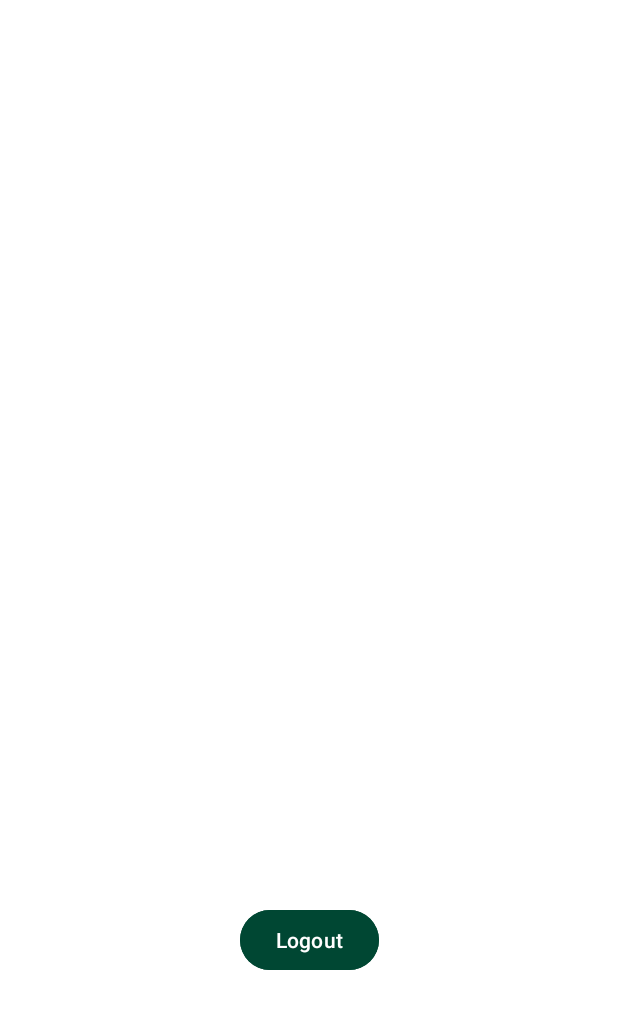
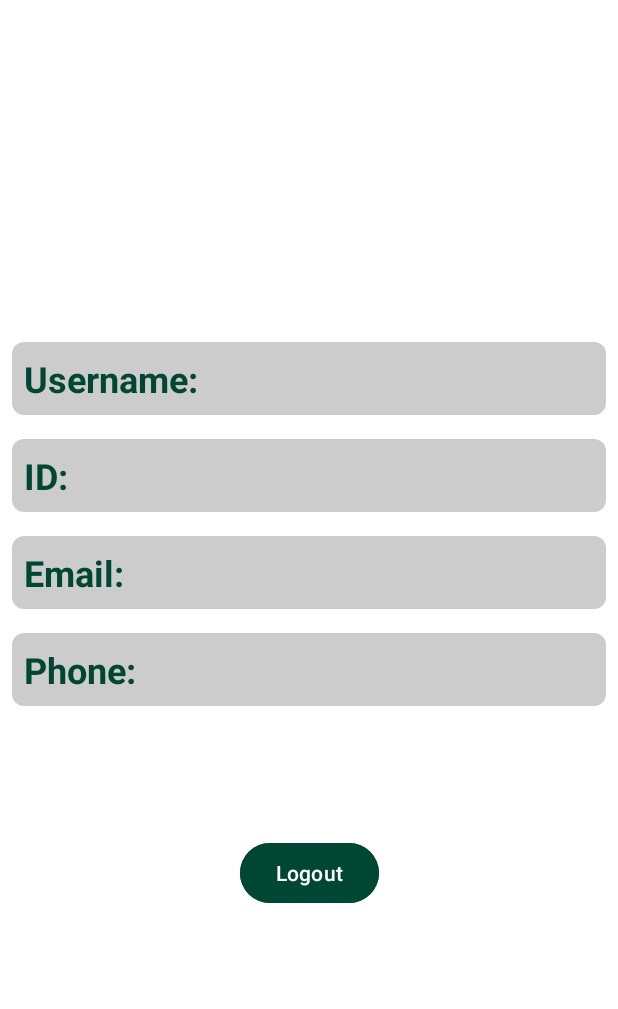
Before and after one commit to MultimacPT/Estagiarios2023, an Android app: the Dashboard screen opened directly, with no data from a screen before it, on a phone screen of 412 x 824 dp. Shown: the top 1009 px of the screen. Run offline under Robolectric (Android 15) with nearby library versions, the phone set to English and light mode, and no system bars; network calls fail; Roboto replaces fonts that are not available here.

Commit message:
Puxar dados do CRM.

```diff
--- a/Natura/app/src/main/java/com/example/natura/Dashboard.java
+++ b/Natura/app/src/main/java/com/example/natura/Dashboard.java
@@ -7,7 +7,6 @@ import androidx.appcompat.app.AppCompatActivity;
 import android.annotation.SuppressLint;
 import android.content.DialogInterface;
 import android.content.Intent;
-import android.os.Build;
 import android.os.Bundle;
 import android.view.View;
 import android.widget.Button;
@@ -16,8 +15,11 @@ import android.widget.TextView;
 public class Dashboard extends AppCompatActivity {
 
     TextView user;
+    TextView id;
+    TextView email;
+    TextView phone;
     SessionManager sessionManager;
-    Button lognout;
+    Button logout;
 
     @SuppressLint("MissingInflatedId")
     @Override
@@ -28,14 +30,26 @@ public class Dashboard extends AppCompatActivity {
         sessionManager = new SessionManager(getApplicationContext());
 
 
-        user = findViewById(R.id.textView);
-        lognout = findViewById(R.id.button);
+        user = findViewById(R.id.tvUsername);
+        id = findViewById(R.id.tvId);
+        email = findViewById(R.id.tvEmail);
+        phone = findViewById(R.id.tvPhone);
+        logout = findViewById(R.id.button);
 
 
-        String sUsername = sessionManager.getusername();
+        String sUsername = sessionManager.getUsername();
         user.setText(sUsername);
 
-        lognout.setOnClickListener(new View.OnClickListener() {
+        String sId = sessionManager.getId();
+        id.setText(sId);
+
+        String sEmail = sessionManager.getEmail();
+        email.setText(sEmail);
+
+        String sPhone = sessionManager.getPhone();
+        phone.setText(sPhone);
+
+        logout.setOnClickListener(new View.OnClickListener() {
             @Override
             public void onClick(View v) {
                 AlertDialog.Builder builder = new AlertDialog.Builder(v.getContext(), R.style.AlertDialogCustom);
@@ -45,8 +59,8 @@ public class Dashboard extends AppCompatActivity {
                 builder.setPositiveButton("Sim", new DialogInterface.OnClickListener() {
                     @Override
                     public void onClick(DialogInterface dialog, int which) {
-                        sessionManager.setlogin(false);
-                        sessionManager.setusername("");
+                        sessionManager.setLogin(false);
+                        sessionManager.setUsername("");
                         startActivity(new Intent(getApplicationContext(), Login.class));
                         finish();
                     }
--- a/Natura/app/src/main/java/com/example/natura/SessionManager.java
+++ b/Natura/app/src/main/java/com/example/natura/SessionManager.java
@@ -13,23 +13,50 @@ public class SessionManager {
         editor.apply();
     }
 
-    public void setlogin(boolean login) {
+    public void setLogin(boolean login) {
         editor.putBoolean("KEY_LOGIN", login);
         editor.commit();
 
     }
 
 
-    public boolean getlogin() {
+    public boolean getLogin() {
         return sharedPreferences.getBoolean("KEY_LOGIN", false);
     }
 
-    public void setusername(String username) {
+    public void setUsername(String username) {
         editor.putString("KEY_USERNAME", username);
         editor.commit();
     }
 
-    public String getusername() {
+    public String getUsername() {
         return sharedPreferences.getString("KEY_USERNAME", "");
     }
+
+    public void setId(String id) {
+        editor.putString("KEY_ID", id);
+        editor.commit();
+    }
+
+    public String getId() {
+        return sharedPreferences.getString("KEY_ID", "");
+    }
+
+    public void setEmail(String email) {
+        editor.putString("KEY_EMAIL", email);
+        editor.commit();
+    }
+
+    public String getEmail() {
+        return sharedPreferences.getString("KEY_EMAIL", "");
+    }
+
+    public void setPhone(String phone) {
+        editor.putString("KEY_PHONE", phone);
+        editor.commit();
+    }
+
+    public String getPhone() {
+        return sharedPreferences.getString("KEY_PHONE", "");
+    }
 }
--- /dev/null
+++ b/Natura/app/src/main/res/drawable/textview_background.xml
@@ -0,0 +1,5 @@
+<?xml version="1.0" encoding="utf-8"?>
+<shape xmlns:android="http://schemas.android.com/apk/res/android">
+    <solid android:color="#CCCCCC" />
+    <corners android:radius="8dp" />
+</shape>
--- a/Natura/app/src/main/res/layout/activity_dashboard.xml
+++ b/Natura/app/src/main/res/layout/activity_dashboard.xml
@@ -7,27 +7,137 @@
     android:background="@color/white"
     tools:context=".Dashboard">
 
-    <TextView
-        android:id="@+id/textView"
-        android:layout_width="wrap_content"
+
+    <LinearLayout
+        android:id="@+id/linearLayout"
+        android:layout_width="match_parent"
         android:layout_height="wrap_content"
-        android:textColor="@color/natura_color"
-        android:text="TextView"
-        android:textSize="24sp"
-        app:layout_constraintBottom_toBottomOf="parent"
+        android:layout_marginTop="220dp"
+        android:orientation="vertical"
         app:layout_constraintEnd_toEndOf="parent"
+        app:layout_constraintHorizontal_bias="0.0"
         app:layout_constraintStart_toStartOf="parent"
-        app:layout_constraintTop_toTopOf="parent" />
+        app:layout_constraintTop_toTopOf="parent">
+
+        <LinearLayout
+            android:layout_width="match_parent"
+            android:layout_height="wrap_content"
+            android:layout_margin="8dp"
+            android:background="@drawable/textview_background"
+            android:orientation="horizontal"
+            android:padding="8dp">
+
+            <TextView
+                android:layout_width="wrap_content"
+                android:layout_height="wrap_content"
+                android:gravity="start"
+                android:text="Username:"
+                android:textColor="@color/natura_color"
+                android:textSize="24sp"
+                android:textStyle="bold" />
+
+            <TextView
+                android:id="@+id/tvUsername"
+                android:layout_width="wrap_content"
+                android:layout_height="wrap_content"
+                android:layout_marginStart="8dp"
+                android:text="User's Username"
+                android:textColor="@color/natura_color"
+                android:textSize="24sp" />
+        </LinearLayout>
+
+        <LinearLayout
+            android:layout_width="match_parent"
+            android:layout_height="wrap_content"
+            android:layout_margin="8dp"
+            android:background="@drawable/textview_background"
+            android:orientation="horizontal"
+            android:padding="8dp">
+
+            <TextView
+                android:layout_width="wrap_content"
+                android:layout_height="wrap_content"
+                android:gravity="start"
+                android:text="ID:"
+                android:textColor="@color/natura_color"
+                android:textSize="24sp"
+                android:textStyle="bold" />
+
+            <TextView
+                android:id="@+id/tvId"
+                android:layout_width="wrap_content"
+                android:layout_height="wrap_content"
+                android:layout_marginStart="8dp"
+                android:text="User's ID"
+                android:textColor="@color/natura_color"
+                android:textSize="24sp" />
+        </LinearLayout>
+
+        <LinearLayout
+            android:layout_width="match_parent"
+            android:layout_height="wrap_content"
+            android:layout_margin="8dp"
+            android:background="@drawable/textview_background"
+            android:orientation="horizontal"
+            android:padding="8dp">
+
+            <TextView
+                android:layout_width="wrap_content"
+                android:layout_height="wrap_content"
+                android:gravity="start"
+                android:text="Email:"
+                android:textColor="@color/natura_color"
+                android:textSize="24sp"
+                android:textStyle="bold" />
+
+            <TextView
+                android:id="@+id/tvEmail"
+                android:layout_width="wrap_content"
+                android:layout_height="wrap_content"
+                android:layout_marginStart="8dp"
+                android:text="User's Email"
+                android:textColor="@color/natura_color"
+                android:textSize="24sp" />
+        </LinearLayout>
+
+        <LinearLayout
+            android:layout_width="match_parent"
+            android:layout_height="wrap_content"
+            android:layout_margin="8dp"
+            android:background="@drawable/textview_background"
+            android:orientation="horizontal"
+            android:padding="8dp">
+        <TextView
+            android:layout_width="wrap_content"
+            android:layout_height="wrap_content"
+            android:gravity="start"
+            android:text="Phone:"
+            android:textColor="@color/natura_color"
+            android:textSize="24sp"
+            android:textStyle="bold" />
+
+        <TextView
+            android:id="@+id/tvPhone"
+            android:layout_width="wrap_content"
+            android:layout_height="wrap_content"
+            android:layout_marginStart="8dp"
+            android:text="User's Phone"
+            android:textColor="@color/natura_color"
+            android:textSize="24sp" />
+        </LinearLayout>
+
+    </LinearLayout>
 
     <Button
         android:id="@+id/button"
         android:layout_width="wrap_content"
         android:layout_height="wrap_content"
+        android:backgroundTint="@color/natura_color"
         android:text="Logout"
+        android:textColor="@color/white"
         app:layout_constraintBottom_toBottomOf="parent"
         app:layout_constraintEnd_toEndOf="parent"
         app:layout_constraintStart_toStartOf="parent"
-        app:layout_constraintTop_toBottomOf="@+id/textView"
-        android:textColor="@color/white"
-        android:backgroundTint="@color/natura_color"/>
+        app:layout_constraintTop_toBottomOf="@+id/linearLayout"
+        app:layout_constraintVertical_bias="0.266" />
 </androidx.constraintlayout.widget.ConstraintLayout>
```
Also changed, not shown: Natura/app/src/main/java/com/example/natura/Login.java (+63 -13 lines).
